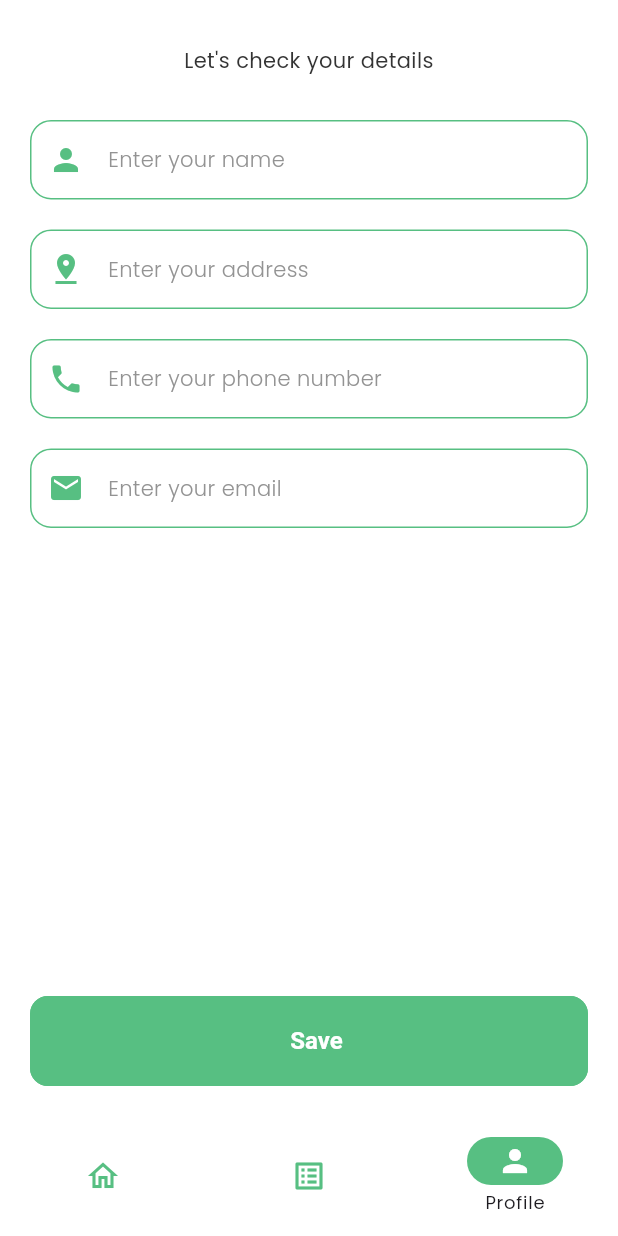
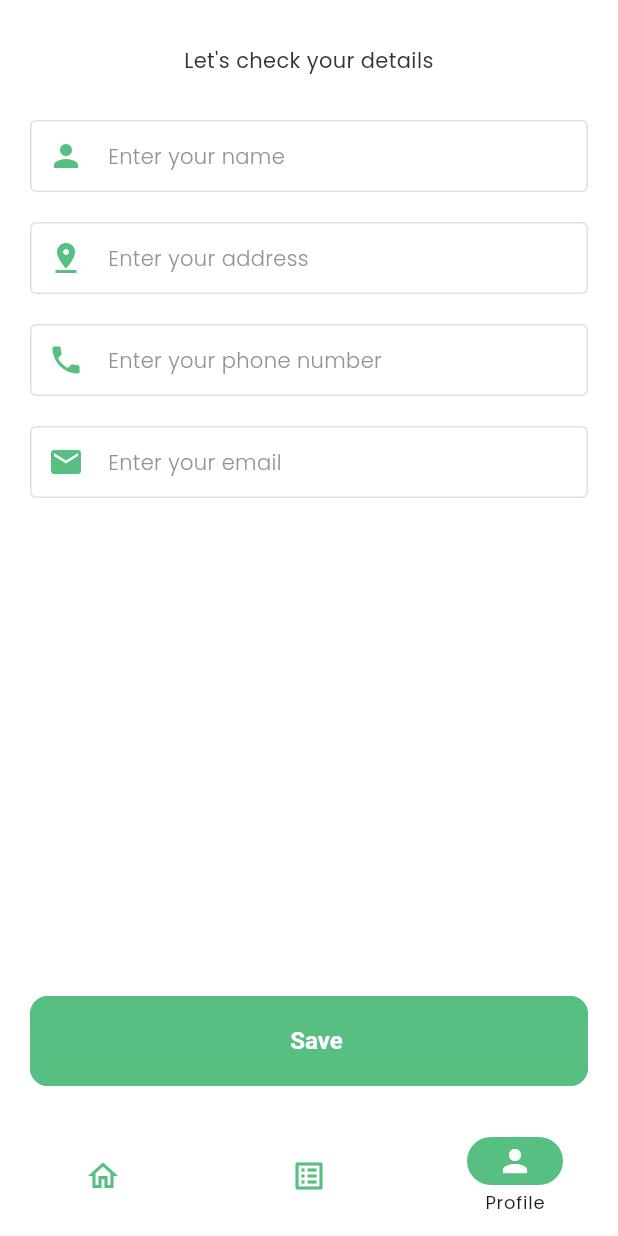
Before and after one commit to VihagaYohan/courier_client_app, a Flutter app: the screen it shows after launch, item 3 of the bottom bar chosen, on a phone screen of 412 x 824 dp. Run offline on Flutter 3.47's test engine with Material 3 defaults, Android fonts, the phone set to English and light mode, and no system bars; our stand-ins replace firebase_core, flutter_svg_provider; missing offline and left inert: awesome_alert; accounts and stored records are empty.

Commit message:
Modified - code changes

```diff
--- a/lib/utils/theme/custom_themes/text_field.dart
+++ b/lib/utils/theme/custom_themes/text_field.dart
@@ -1,3 +1,4 @@
+import 'package:courier_client_app/utils/colors.dart';
 import 'package:flutter/material.dart';
 
 // utils
@@ -17,13 +18,19 @@ class TTextFieldTheme {
           const TextStyle().copyWith(color: Colors.black.withOpacity(0.8)),
       border: const OutlineInputBorder().copyWith(
           borderRadius: BorderRadius.circular(10),
-          borderSide: const BorderSide(width: 1, color: AppColors.primary)),
+          borderSide: const BorderSide(
+              width: 1, color: AppColors.darkGrey // AppColors.primary
+              )),
       enabledBorder: const OutlineInputBorder().copyWith(
           borderRadius: BorderRadius.circular(14),
-          borderSide: const BorderSide(width: 1, color: AppColors.primary)),
+          borderSide: const BorderSide(
+              width: 1, color: AppColors.grey //AppColors.primary
+              )),
       focusedBorder: const OutlineInputBorder().copyWith(
           borderRadius: BorderRadius.circular(14),
-          borderSide: const BorderSide(width: 1, color: AppColors.primary)),
+          borderSide: const BorderSide(
+              width: 1, color: AppColors.grey //AppColors.primary
+              )),
       errorBorder: const OutlineInputBorder().copyWith(
           borderRadius: BorderRadius.circular(14),
           borderSide: const BorderSide(width: 1, color: Colors.red)),
@@ -42,13 +49,19 @@ class TTextFieldTheme {
           const TextStyle().copyWith(color: Colors.white.withOpacity(0.8)),
       border: const OutlineInputBorder().copyWith(
           borderRadius: BorderRadius.circular(14),
-          borderSide: const BorderSide(width: 1, color: AppColors.primary)),
+          borderSide: const BorderSide(
+              width: 1, color: AppColors.grey // AppColors.primary
+              )),
       enabledBorder: const OutlineInputBorder().copyWith(
           borderRadius: BorderRadius.circular(14),
-          borderSide: const BorderSide(width: 1, color: AppColors.primary)),
+          borderSide: const BorderSide(
+              width: 1, color: AppColors.grey //AppColors.primary
+              )),
       focusedBorder: const OutlineInputBorder().copyWith(
           borderRadius: BorderRadius.circular(14),
-          borderSide: const BorderSide(width: 1, color: AppColors.primary)),
+          borderSide: const BorderSide(
+              width: 1, color: AppColors.grey // AppColors.primary
+              )),
       errorBorder: const OutlineInputBorder().copyWith(
           borderRadius: BorderRadius.circular(14),
           borderSide: const BorderSide(width: 1, color: Colors.red)),
--- a/lib/widgets/text_field/UI_Textfield.dart
+++ b/lib/widgets/text_field/UI_Textfield.dart
@@ -21,6 +21,7 @@ class UITextField extends StatelessWidget {
   final bool? showIcon;
   final Widget? icon;
   final Color? iconColor;
+  final dynamic? borderColor;
 
   const UITextField(
       {super.key,
@@ -35,7 +36,8 @@ class UITextField extends StatelessWidget {
       this.validator,
       this.showIcon = false,
       this.icon,
-      this.iconColor = AppColors.primary})
+      this.iconColor = AppColors.primary,
+      this.borderColor = AppColors.grey})
       : super();
 
   @override
@@ -60,7 +62,9 @@ class UITextField extends StatelessWidget {
               fontSize: 16),
           prefixIcon: showIcon == true ? icon : const SizedBox.shrink(),
           prefixIconColor: iconColor,
-      ),
+          enabledBorder: const OutlineInputBorder()
+              .copyWith(borderSide: BorderSide(color: borderColor)),
+          contentPadding: const EdgeInsets.all(8)),
       textInputAction: textInputAction,
       onFieldSubmitted: onFieldSubmitted,
       validator: validator,
```
Lines whose indentation alone changed are shown as unchanged.
